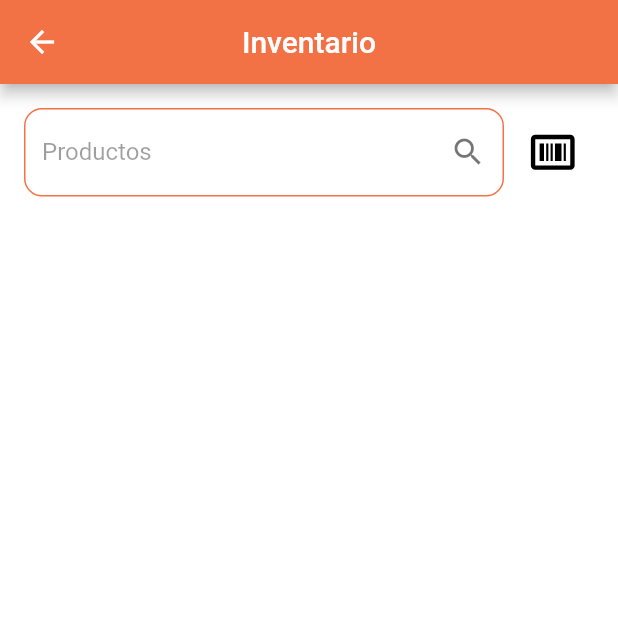
After one commit to dafm10/flutter_vscode_frikitec, a Flutter app: the InventoryPage screen opened directly, on a phone screen of 412 x 824 dp, the top half of it. The commit adds this screen. Run offline on Flutter 3.47's test engine with Material 2 defaults, Android fonts, the phone set to English and light mode, and no system bars; our stand-ins replace flutter_svg, google_fonts.

Commit message:
inventory 1

```diff
--- a/lib/pages/admin/components/item_control_widget.dart
+++ b/lib/pages/admin/components/item_control_widget.dart
@@ -1,13 +1,15 @@
 import 'package:flutter/material.dart';
-import 'package:flutter_vscode_frikitec/ui/general/colors.dart';
+import 'package:flutter_vscode_frikitec/ui/general/constants.dart';
 
 class ItemControlWidget extends StatelessWidget {
   String image;
   String title;
+  Function onPressed;
 
   ItemControlWidget({
     required this.image,
     required this.title,
+    required this.onPressed,
   });
 
   @override
@@ -18,9 +20,14 @@ class ItemControlWidget extends StatelessWidget {
       crossAxisAlignment: CrossAxisAlignment.center,
       mainAxisAlignment: MainAxisAlignment.center,
       children: [
-        Container(
+        GestureDetector(
+          onTap: () {
+            onPressed();
+          },
+          child: Container(
             margin: const EdgeInsets.only(left: 16.0, top: 20.0),
-          padding: const EdgeInsets.symmetric(vertical: 20.0, horizontal: 20.0),
+            padding:
+                const EdgeInsets.symmetric(vertical: 20.0, horizontal: 20.0),
             width: size.width * 0.4,
             height: size.height * 0.2,
             decoration: BoxDecoration(
@@ -32,6 +39,7 @@ class ItemControlWidget extends StatelessWidget {
             ),
             child: Image.asset(
               "assets/icons/$image",
+            ),
           ),
         ),
         SizedBox(
--- a/lib/pages/admin/home_page.dart
+++ b/lib/pages/admin/home_page.dart
@@ -1,5 +1,6 @@
 import 'package:flutter/material.dart';
 import 'package:flutter_vscode_frikitec/pages/admin/components/item_control_widget.dart';
+import 'package:flutter_vscode_frikitec/pages/admin/inventory/inventory_page.dart';
 
 class HomePage extends StatefulWidget {
   const HomePage({Key? key}) : super(key: key);
@@ -34,10 +35,19 @@ class _HomePageState extends State<HomePage> {
                 ItemControlWidget(
                   image: "inventory.png",
                   title: "Gestión de Inventario",
+                  onPressed: () {
+                    Navigator.push(
+                      context,
+                      MaterialPageRoute(
+                        builder: (context) => InventoryPage(),
+                      ),
+                    );
+                  },
                 ),
                 ItemControlWidget(
                   image: "price.png",
                   title: "Consulta de precios",
+                  onPressed: () {},
                 ),
               ],
             ),
@@ -46,10 +56,12 @@ class _HomePageState extends State<HomePage> {
                 ItemControlWidget(
                   image: "warehouse.png",
                   title: "Stock Actual",
+                  onPressed: () {},
                 ),
                 ItemControlWidget(
                   image: "box.png",
                   title: "Crear Producto",
+                  onPressed: () {},
                 ),
               ],
             ),
--- /dev/null
+++ b/lib/pages/admin/inventory/components/text_search_widget.dart
@@ -0,0 +1,45 @@
+import 'package:flutter/material.dart';
+import 'package:flutter_vscode_frikitec/ui/general/constants.dart';
+
+class TextSearchwidget extends StatelessWidget {
+  String labelText;
+  IconData icon;
+
+  TextSearchwidget({
+    required this.labelText,
+    required this.icon,
+  });
+
+  @override
+  Widget build(BuildContext context) {
+    return TextField(
+      decoration: InputDecoration(
+        labelText: labelText,
+        labelStyle: const TextStyle(
+          color: Colors.black38,
+        ),
+        floatingLabelStyle: const TextStyle(
+          color: Colors.black54,
+        ),
+        filled: true,
+        fillColor: Colors.white,
+        enabledBorder: OutlineInputBorder(
+          borderRadius: BorderRadius.circular(12.0),
+          borderSide: const BorderSide(width: 1.0, color: primaryColor),
+        ),
+        focusedBorder: OutlineInputBorder(
+          borderRadius: BorderRadius.circular(12.0),
+          borderSide: const BorderSide(width: 1.0, color: primaryColor),
+        ),
+        errorBorder: OutlineInputBorder(
+          borderRadius: BorderRadius.circular(12.0),
+          borderSide: const BorderSide(width: 3.0, color: Colors.red),
+        ),
+        suffixIcon: Icon(
+          icon,
+          color: Colors.black54,
+        ),
+      ),
+    );
+  }
+}
--- /dev/null
+++ b/lib/pages/admin/inventory/inventory_page.dart
@@ -0,0 +1,49 @@
+import 'package:flutter/material.dart';
+import 'package:flutter_svg/svg.dart';
+import 'package:flutter_vscode_frikitec/pages/admin/inventory/components/text_search_widget.dart';
+import 'package:flutter_vscode_frikitec/ui/general/constants.dart';
+
+class InventoryPage extends StatefulWidget {
+  InventoryPage({Key? key}) : super(key: key);
+
+  @override
+  State<InventoryPage> createState() => _InventoryPage();
+}
+
+class _InventoryPage extends State<InventoryPage> {
+  @override
+  Widget build(BuildContext context) {
+    return Scaffold(
+      backgroundColor: Colors.white,
+      appBar: AppBar(
+        backgroundColor: primaryColor,
+        title: const Text("Inventario"),
+        centerTitle: true,
+      ),
+      body: Padding(
+        padding: paddinPrimary,
+        child: Column(
+          children: [
+            Row(
+              children: [
+                Expanded(
+                  child: TextSearchwidget(
+                    labelText: "Productos",
+                    icon: Icons.search,
+                  ),
+                ),
+                Padding(
+                  padding: const EdgeInsets.only(left: 15.0, right: 10.0),
+                  child: SvgPicture.asset(
+                    "assets/icons/barcode.svg",
+                    height: 35,
+                  ),
+                ),
+              ],
+            ),
+          ],
+        ),
+      ),
+    );
+  }
+}
--- a/lib/ui/general/colors.dart
+++ b/lib/ui/general/constants.dart
@@ -1,3 +1,5 @@
 import 'package:flutter/material.dart';
 
 const Color primaryColor = Color(0xffF27145);
+
+const EdgeInsets paddinPrimary = EdgeInsets.all(16.0);
```
Also changed, not shown: assets/icons/barcode.svg (added). Lines whose indentation alone changed are shown as unchanged.
